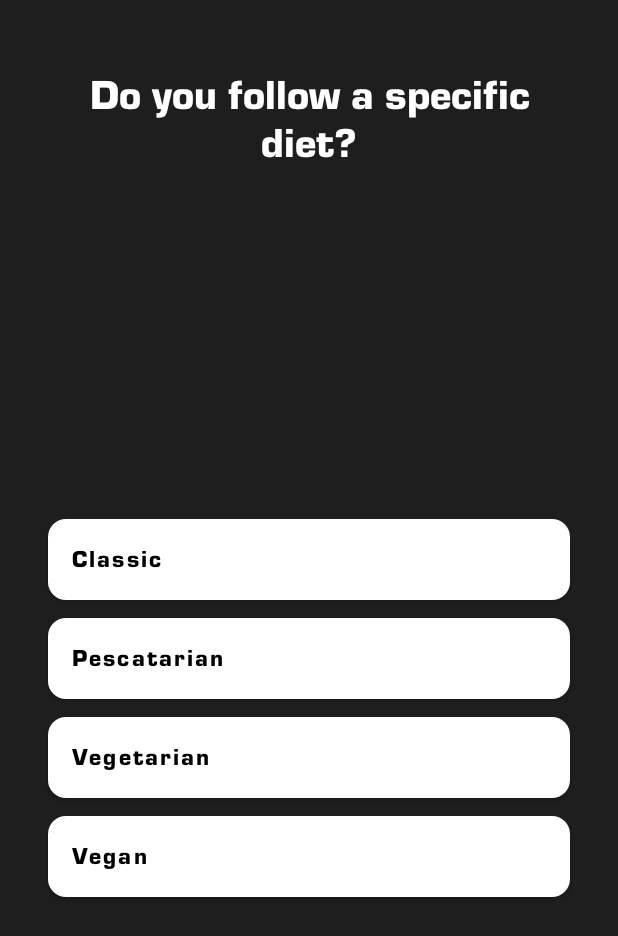
After one commit to 0xhex/foodai-android, an Android app: the fragment DietFragment placed in its activity, on a phone screen of 412 x 824 dp. The commit adds this screen. Shown: the top 936 px of the screen. Run offline under Robolectric (Android 15) with nearby library versions, the phone set to English and light mode, and no system bars; our stand-ins replace Dagger/Hilt's generated code, data binding; 1 statement that could not run was skipped.

Commit message:
Implement diet UI and services

```diff
--- /dev/null
+++ b/app/src/main/res/layout/fragment_diet.xml
@@ -0,0 +1,118 @@
+<layout xmlns:android="http://schemas.android.com/apk/res/android"
+    xmlns:app="http://schemas.android.com/apk/res-auto">
+
+    <data>
+        <variable
+            name="viewModel"
+            type="com.codepad.foodai.ui.user_property.UserPropertySharedViewModel" />
+    </data>
+
+    <androidx.constraintlayout.widget.ConstraintLayout
+        android:layout_width="match_parent"
+        android:layout_height="match_parent"
+        android:background="#1e1e1e"
+        android:padding="16dp">
+
+        <TextView
+            android:id="@+id/tvTitle"
+            android:layout_width="0dp"
+            android:layout_height="wrap_content"
+            android:layout_marginHorizontal="@dimen/dimen_32dp"
+            android:layout_marginTop="@dimen/dimen_32dp"
+            android:fontFamily="@font/euro_stile_bold"
+            android:text="@string/do_you_follow_a_specific_diet"
+            android:textAlignment="center"
+            android:textColor="@android:color/white"
+            android:textSize="28sp"
+            app:layout_constraintBottom_toTopOf="@id/tvSubtitle"
+            app:layout_constraintEnd_toEndOf="parent"
+            app:layout_constraintStart_toStartOf="parent"
+            app:layout_constraintTop_toTopOf="parent" />
+
+        <TextView
+            android:id="@+id/tvSubtitle"
+            android:layout_width="0dp"
+            android:layout_height="0dp"
+            android:layout_marginHorizontal="@dimen/dimen_32dp"
+            android:layout_marginTop="@dimen/dimen_24dp"
+            android:fontFamily="@font/euro_stile_regular"
+            android:textAlignment="center"
+            android:textColor="#8e8e93"
+            android:textSize="16sp"
+            android:visibility="invisible"
+            app:layout_constraintEnd_toEndOf="parent"
+            app:layout_constraintStart_toStartOf="parent"
+            app:layout_constraintTop_toBottomOf="@id/tvTitle" />
+
+        <LinearLayout
+            android:id="@+id/dietButtonsContainer"
+            android:layout_width="match_parent"
+            android:layout_height="wrap_content"
+            android:orientation="vertical"
+            app:layout_constraintBottom_toBottomOf="parent"
+            app:layout_constraintEnd_toEndOf="parent"
+            app:layout_constraintStart_toStartOf="parent"
+            app:layout_constraintTop_toBottomOf="@id/tvSubtitle">
+
+            <com.google.android.material.button.MaterialButton
+                android:id="@+id/btnClassic"
+                android:layout_width="match_parent"
+                android:layout_height="66dp"
+                android:layout_marginHorizontal="@dimen/dimen_16dp"
+                android:onClick="@{() -> viewModel.selectDiet(`classic`)}"
+                android:text="@string/classic"
+                android:textAlignment="viewStart"
+                android:textAllCaps="false"
+                android:textColor="@color/black"
+                android:textSize="16sp"
+                app:backgroundTint="@android:color/white"
+                app:cornerRadius="12dp"
+                app:fontFamily="@font/euro_stile_bold" />
+
+            <com.google.android.material.button.MaterialButton
+                android:id="@+id/btnPescatarian"
+                android:layout_width="match_parent"
+                android:layout_height="66dp"
+                android:layout_marginHorizontal="@dimen/dimen_16dp"
+                android:onClick="@{() -> viewModel.selectDiet(`pescatarian`)}"
+                android:text="@string/pescatarian"
+                android:textAlignment="viewStart"
+                android:textAllCaps="false"
+                android:textColor="@color/black"
+                android:textSize="16sp"
+                app:backgroundTint="@android:color/white"
+                app:cornerRadius="12dp"
+                app:fontFamily="@font/euro_stile_bold" />
+
+            <com.google.android.material.button.MaterialButton
+                android:id="@+id/btnVegetarian"
+                android:layout_width="match_parent"
+                android:layout_height="66dp"
+                android:layout_marginHorizontal="@dimen/dimen_16dp"
+                android:onClick="@{() -> viewModel.selectDiet(`vegetarian`)}"
+                android:text="@string/vegetarian"
+                android:textAlignment="viewStart"
+                android:textAllCaps="false"
+                android:textColor="@color/black"
+                android:textSize="16sp"
+                app:backgroundTint="@android:color/white"
+                app:cornerRadius="12dp"
+                app:fontFamily="@font/euro_stile_bold" />
+
+            <com.google.android.material.button.MaterialButton
+                android:id="@+id/btnVegan"
+                android:layout_width="match_parent"
+                android:layout_height="66dp"
+                android:layout_marginHorizontal="@dimen/dimen_16dp"
+                android:onClick="@{() -> viewModel.selectDiet(`vegan`)}"
+                android:text="@string/vegan"
+                android:textAlignment="viewStart"
+                android:textAllCaps="false"
+                android:textColor="@color/black"
+                android:textSize="16sp"
+                app:backgroundTint="@android:color/white"
+                app:cornerRadius="12dp"
+                app:fontFamily="@font/euro_stile_bold" />
+        </LinearLayout>
+    </androidx.constraintlayout.widget.ConstraintLayout>
+</layout>
```
Also changed, not shown: app/src/main/java/com/codepad/foodai/ui/user_property/UserPropertyFragment.kt (+9 -0 lines), app/src/main/java/com/codepad/foodai/ui/user_property/UserPropertySharedViewModel.kt (+26 -1 lines), app/src/main/java/com/codepad/foodai/ui/user_property/diet/DietFragment.kt (added, +108 -0 lines).
